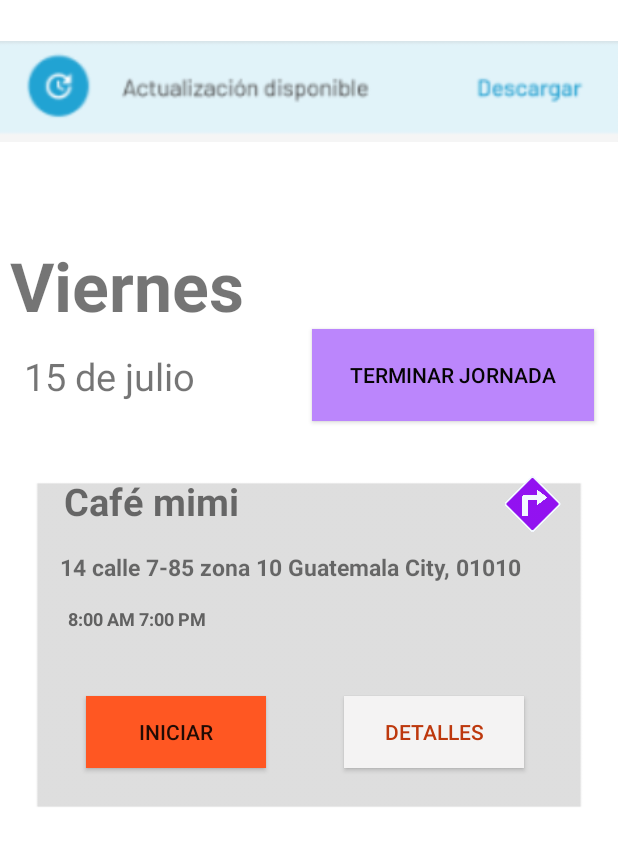
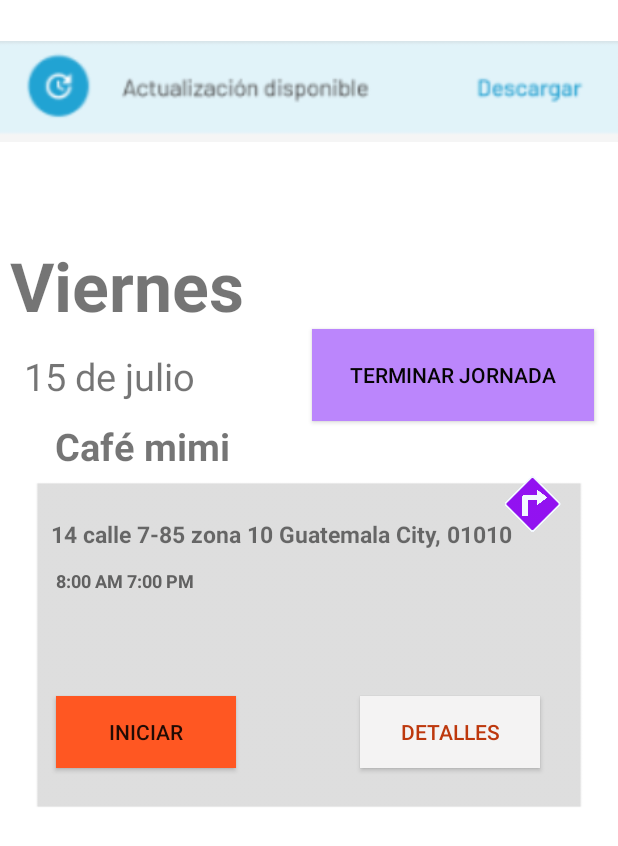
Before and after one commit to Wachuuu15/Plataformas, an Android app: the screen it shows after launch (MainActivity), on a phone screen of 412 x 824 dp. Shown: the top 846 px of the screen. Run offline under Robolectric (Android 15) with nearby library versions, the phone set to English and light mode, and no system bars.

Commit message:
use Constraint Layout and Linear Layout

```diff
--- a/app/src/main/res/layout/activity_main.xml
+++ b/app/src/main/res/layout/activity_main.xml
@@ -68,7 +68,7 @@
         android:contentDescription="@null"
         app:layout_constraintBottom_toBottomOf="parent"
         app:layout_constraintEnd_toEndOf="parent"
-        app:layout_constraintHorizontal_bias="0.0"
+        app:layout_constraintHorizontal_bias="1.0"
         app:layout_constraintStart_toStartOf="parent"
         app:layout_constraintTop_toTopOf="parent"
         app:layout_constraintVertical_bias="0.557"
@@ -91,29 +91,29 @@
         android:id="@+id/textView3"
         android:layout_width="wrap_content"
         android:layout_height="wrap_content"
+        android:layout_marginTop="280dp"
         android:text="@string/nomplaza"
         android:textSize="25sp"
         android:textStyle="bold"
-        app:layout_constraintBottom_toBottomOf="parent"
         app:layout_constraintEnd_toEndOf="parent"
-        app:layout_constraintHorizontal_bias="0.145"
+        app:layout_constraintHorizontal_bias="0.125"
         app:layout_constraintStart_toStartOf="parent"
-        app:layout_constraintTop_toTopOf="parent"
-        app:layout_constraintVertical_bias="0.401" />
+        app:layout_constraintTop_toTopOf="parent" />
 
     <TextView
         android:id="@+id/textView4"
         android:layout_width="wrap_content"
         android:layout_height="wrap_content"
+        android:layout_marginBottom="124dp"
         android:text="@string/lugar"
         android:textSize="15sp"
         android:textStyle="bold"
         app:layout_constraintBottom_toBottomOf="parent"
         app:layout_constraintEnd_toEndOf="parent"
-        app:layout_constraintHorizontal_bias="0.38"
+        app:layout_constraintHorizontal_bias="0.327"
         app:layout_constraintStart_toStartOf="parent"
-        app:layout_constraintTop_toTopOf="parent"
-        app:layout_constraintVertical_bias="0.458" />
+        app:layout_constraintTop_toBottomOf="@+id/textView3"
+        app:layout_constraintVertical_bias="0.084" />
 
     <TextView
         android:id="@+id/textView5"
@@ -125,9 +125,10 @@
         android:textStyle="bold"
         app:layout_constraintBottom_toBottomOf="parent"
         app:layout_constraintEnd_toEndOf="parent"
-        app:layout_constraintHorizontal_bias="0.141"
+        app:layout_constraintHorizontal_bias="0.117"
         app:layout_constraintStart_toStartOf="parent"
-        app:layout_constraintTop_toTopOf="parent" />
+        app:layout_constraintTop_toBottomOf="@+id/textView4"
+        app:layout_constraintVertical_bias="0.027" />
 
     <Button
         android:id="@+id/button2"
@@ -136,8 +137,8 @@
         android:background="#FF5722"
         android:text="@string/inicio"
         app:layout_constraintBottom_toBottomOf="parent"
-        app:layout_constraintEnd_toEndOf="parent"
-        app:layout_constraintHorizontal_bias="0.196"
+        app:layout_constraintEnd_toStartOf="@+id/button3"
+        app:layout_constraintHorizontal_bias="0.31"
         app:layout_constraintStart_toStartOf="parent"
         app:layout_constraintTop_toTopOf="parent"
         app:layout_constraintVertical_bias="0.598" />
@@ -146,13 +147,12 @@
         android:id="@+id/button3"
         android:layout_width="120dp"
         android:layout_height="48dp"
+        android:layout_marginEnd="52dp"
         android:background="#F4F3F3"
         android:text="@string/Det"
         android:textColor="#BD380D"
         app:layout_constraintBottom_toBottomOf="parent"
         app:layout_constraintEnd_toEndOf="parent"
-        app:layout_constraintHorizontal_bias="0.786"
-        app:layout_constraintStart_toStartOf="parent"
         app:layout_constraintTop_toTopOf="parent"
         app:layout_constraintVertical_bias="0.598" />
 
```
